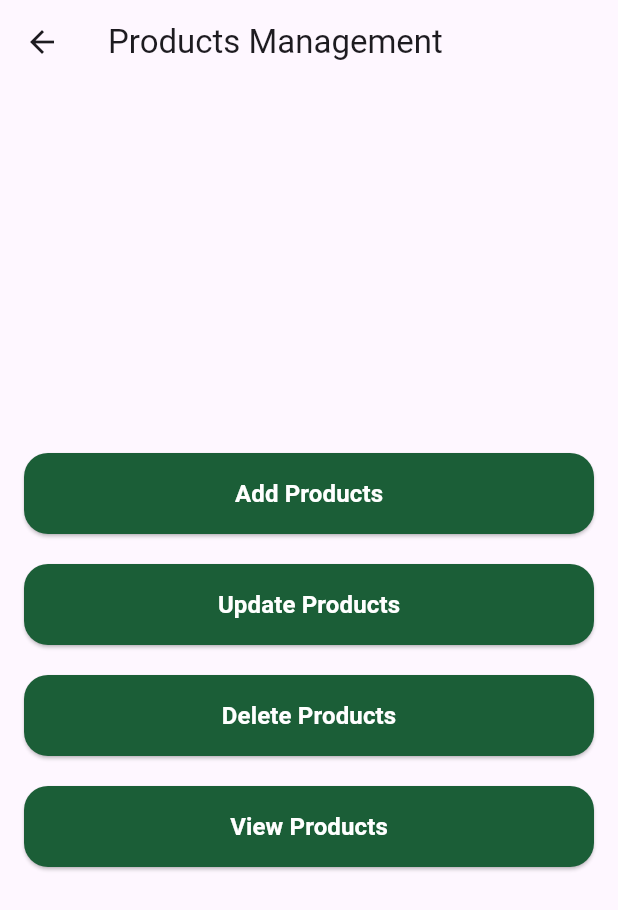
After one commit to MohammedAnwar2/fruits_hub_dashboard, a Flutter app: the screen it shows after launch, after a tap on "Products Management", on a phone screen of 412 x 824 dp. The commit adds this screen. Shown: the top 910 px of the screen. Run offline on Flutter 3.47's test engine with Material 3 defaults, Android fonts, the phone set to English and light mode, and no system bars; our stand-ins replace cloud_firestore, equatable, firebase_core, firebase_storage, flutter_bloc, get_it and 3 more; accounts and stored records are empty; network calls fail; statements that could not run were skipped.

Commit message:
organize the projects feature

```diff
--- a/lib/core/functions/on_generate_route.dart
+++ b/lib/core/functions/on_generate_route.dart
@@ -4,6 +4,7 @@ import 'package:fruits_hub_dashboard/features/dashboard/presentation/pages/dashb
 import 'package:fruits_hub_dashboard/features/orders/presentation/pages/order_archive_view.dart';
 import 'package:fruits_hub_dashboard/features/orders/presentation/pages/order_dashboard_view.dart';
 import 'package:fruits_hub_dashboard/features/orders/presentation/pages/order_pending_view.dart';
+import 'package:fruits_hub_dashboard/features/product_mangement/presentation/pages/poroducts_management_view.dart';
 
 Route<dynamic>? Function(RouteSettings)? onGenerateRoute = (settings) {
   switch (settings.name) {
@@ -17,6 +18,8 @@ Route<dynamic>? Function(RouteSettings)? onGenerateRoute = (settings) {
       return MaterialPageRoute(builder: (_) => const OrderPendingView());
     case OrderArchiveView.routeName:
       return MaterialPageRoute(builder: (_) => const OrderArchiveView());
+    case PoroductsManagementView.routeName:
+      return MaterialPageRoute(builder: (_) => const PoroductsManagementView());
     default:
       return MaterialPageRoute(builder: (_) => const Scaffold());
   }
--- a/lib/core/service/get_it.dart
+++ b/lib/core/service/get_it.dart
@@ -1,12 +1,14 @@
 import 'package:fruits_hub_dashboard/core/repositories/images_repo/image_repo.dart';
 import 'package:fruits_hub_dashboard/core/repositories/images_repo/image_repo_imp.dart';
-import 'package:fruits_hub_dashboard/core/repositories/products_repo/products_repo.dart';
-import 'package:fruits_hub_dashboard/core/repositories/products_repo/products_repo_imp.dart';
+import 'package:fruits_hub_dashboard/features/product_mangement/data/datasource/products_management_datasource.dart';
+import 'package:fruits_hub_dashboard/features/product_mangement/domain/repositories/products_repo.dart';
+import 'package:fruits_hub_dashboard/features/product_mangement/data/repositories/products_repo_imp.dart';
 import 'package:fruits_hub_dashboard/core/service/storage/storage_services.dart';
 import 'package:fruits_hub_dashboard/core/service/storage/supabase_storage.dart';
 import 'package:fruits_hub_dashboard/core/service/store/data_base_services.dart';
 import 'package:fruits_hub_dashboard/core/service/store/firestore_services.dart';
-import 'package:fruits_hub_dashboard/features/product_mangement/presentation/cubit/add_products_cubit.dart';
+import 'package:fruits_hub_dashboard/features/product_mangement/domain/usecase/add_products_usecase.dart';
+import 'package:fruits_hub_dashboard/features/product_mangement/presentation/cubit/add_products_cubit/add_products_cubit.dart';
 import 'package:fruits_hub_dashboard/features/orders/data/datasources/order_dashboard_remote_datasource.dart';
 import 'package:fruits_hub_dashboard/features/orders/data/repositories/order_dashboard_repo_imp.dart';
 import 'package:fruits_hub_dashboard/features/orders/presentation/cubit/orders_dashboard_cubit/orders_dashboard_cubit.dart';
@@ -23,23 +25,33 @@ void _initCoreDependencies() {
   getIt.registerLazySingleton<StorageServices>(() => SupabaseStorage());
   // getIt.registerLazySingleton<StorageServices>(() => FirebaseStorageServices());
   getIt.registerLazySingleton<DataBaseServices>(() => FirestoreServices());
-  getIt.registerLazySingleton<ProductsRepo>(
-      () => ProductsRepoImp(dataBaseServices: getIt<DataBaseServices>()));
+
   getIt.registerLazySingleton<ImageRepo>(
       () => ImageRepoImp(storageServices: getIt<StorageServices>()));
   getIt.registerLazySingleton<Uuid>(() => Uuid());
 }
-
+//
 void _initFeaturesDependencies() {
   _addProductsFeature();
   _ordersDashboardFeature();
 }
 
 void _addProductsFeature() {
-  getIt.registerFactory<AddProductsCubit>(() => AddProductsCubit(
+  //! cubits
+  getIt.registerFactory<ProductsManagementCubit>(() => ProductsManagementCubit(
         imageRepo: getIt<ImageRepo>(),
+        addProductsUsecase: getIt<AddProductsUsecase>(),
+      ));
+  //! usecases
+  getIt.registerLazySingleton<AddProductsUsecase >(() => AddProductsUsecase(
         productsRepo: getIt<ProductsRepo>(),
       ));
+  //! repositories
+     getIt.registerLazySingleton<ProductsRepo>(
+      () => ProductsRepoImp( productsManagementDatasource: getIt<ProductsManagementDatasource>()));
+  //! datasources
+  getIt.registerLazySingleton<ProductsManagementDatasource>(
+      () => ProductsManagementDatasourceImp(dataBaseServices: getIt<DataBaseServices>()));
 }
 
 _ordersDashboardFeature() {
--- a/lib/features/dashboard/presentation/widgets/dashboard_view_body.dart
+++ b/lib/features/dashboard/presentation/widgets/dashboard_view_body.dart
@@ -3,6 +3,7 @@ import 'package:fruits_hub_dashboard/core/utils/app_constants.dart';
 import 'package:fruits_hub_dashboard/core/widgets/custom_button.dart';
 import 'package:fruits_hub_dashboard/features/product_mangement/presentation/pages/add_products_view.dart';
 import 'package:fruits_hub_dashboard/features/orders/presentation/pages/order_dashboard_view.dart';
+import 'package:fruits_hub_dashboard/features/product_mangement/presentation/pages/poroducts_management_view.dart';
 
 class DashboardViewBody extends StatelessWidget {
   const DashboardViewBody({super.key});
@@ -16,9 +17,9 @@ class DashboardViewBody extends StatelessWidget {
           mainAxisAlignment: MainAxisAlignment.center,
           children: [
             CustomButton(
-              text: "Add Data",
+              text: "Products Management",
               onPressed: () {
-                Navigator.pushNamed(context, AddProductsView.routeName);
+                Navigator.pushNamed(context, PoroductsManagementView.routeName);
               },
             ),
             SizedBox(height: 16),
--- /dev/null
+++ b/lib/features/product_mangement/presentation/cubit/update_products_cubit/update_products_cubit.dart
@@ -0,0 +1,8 @@
+import 'package:flutter_bloc/flutter_bloc.dart';
+import 'package:equatable/equatable.dart';
+
+part 'update_products_state.dart';
+
+class UpdateProductsCubit extends Cubit<UpdateProductsState> {
+  UpdateProductsCubit() : super(UpdateProductsInitial());
+}
--- a/lib/features/product_mangement/presentation/pages/add_products_view.dart
+++ b/lib/features/product_mangement/presentation/pages/add_products_view.dart
@@ -2,7 +2,7 @@ import 'package:flutter/material.dart';
 import 'package:flutter_bloc/flutter_bloc.dart';
 import 'package:fruits_hub_dashboard/core/service/get_it.dart';
 import 'package:fruits_hub_dashboard/core/widgets/custom_appbar.dart';
-import 'package:fruits_hub_dashboard/features/product_mangement/presentation/cubit/add_products_cubit.dart';
+import 'package:fruits_hub_dashboard/features/product_mangement/presentation/cubit/add_products_cubit/add_products_cubit.dart';
 import 'package:fruits_hub_dashboard/features/product_mangement/presentation/widgets/add_products_view_body_cunsumer.dart';
 
 class AddProductsView extends StatelessWidget {
@@ -12,7 +12,7 @@ class AddProductsView extends StatelessWidget {
   @override
   Widget build(BuildContext context) {
     return BlocProvider(
-      create: (context) => getIt<AddProductsCubit>(),
+      create: (context) => getIt<ProductsManagementCubit>(),
       child: Scaffold(
         appBar: CustomAppBar(title: 'Add Products'),
         body: AddProductsViewBodyConsumer(),
--- /dev/null
+++ b/lib/features/product_mangement/presentation/pages/poroducts_management_view.dart
@@ -0,0 +1,16 @@
+import 'package:flutter/material.dart';
+import 'package:fruits_hub_dashboard/features/product_mangement/presentation/widgets/products_management_view_body.dart';
+
+class PoroductsManagementView extends StatelessWidget {
+  const PoroductsManagementView({super.key});
+  static const String routeName = "poroductsmanagementview";
+  @override
+  Widget build(BuildContext context) {
+    return Scaffold(
+      appBar: AppBar(
+        title: Text('Products Management'),
+      ),
+      body: PoroductsManagementViewBody(),
+    );
+  }
+}
--- a/lib/features/product_mangement/presentation/widgets/add_products_view_body.dart
+++ b/lib/features/product_mangement/presentation/widgets/add_products_view_body.dart
@@ -8,7 +8,7 @@ import 'package:fruits_hub_dashboard/core/utils/app_constants.dart';
 import 'package:fruits_hub_dashboard/core/widgets/custom_button.dart';
 import 'package:fruits_hub_dashboard/core/widgets/custom_form_field.dart';
 import 'package:fruits_hub_dashboard/features/product_mangement/domain/entities/product_entity.dart';
-import 'package:fruits_hub_dashboard/features/product_mangement/presentation/cubit/add_products_cubit.dart';
+import 'package:fruits_hub_dashboard/features/product_mangement/presentation/cubit/add_products_cubit/add_products_cubit.dart';
 import 'package:fruits_hub_dashboard/features/product_mangement/presentation/widgets/image_field.dart';
 import 'package:fruits_hub_dashboard/features/product_mangement/presentation/widgets/is_feature_check_box.dart';
 import 'package:fruits_hub_dashboard/features/product_mangement/presentation/widgets/is_organic_check_box.dart';
@@ -138,7 +138,7 @@ class _AddProductsViewBodyState extends State<AddProductsViewBody> {
                               int.parse(numberOfColoriesController.text),
                           isOrganic: isOrganic);
                       context
-                          .read<AddProductsCubit>()
+                          .read<ProductsManagementCubit>()
                           .addProduct(addProductEntities: inputEntity);
                     } else {
                       autovalidateMode = AutovalidateMode.always;
--- a/lib/features/product_mangement/presentation/widgets/add_products_view_body_cunsumer.dart
+++ b/lib/features/product_mangement/presentation/widgets/add_products_view_body_cunsumer.dart
@@ -3,7 +3,7 @@ import 'package:flutter_bloc/flutter_bloc.dart';
 import 'package:fruits_hub_dashboard/core/functions/show_evect_event_message.dart';
 import 'package:fruits_hub_dashboard/core/utils/app_colors.dart';
 import 'package:fruits_hub_dashboard/core/utils/custom_model_progress_indecator.dart';
-import 'package:fruits_hub_dashboard/features/product_mangement/presentation/cubit/add_products_cubit.dart';
+import 'package:fruits_hub_dashboard/features/product_mangement/presentation/cubit/add_products_cubit/add_products_cubit.dart';
 import 'package:fruits_hub_dashboard/features/product_mangement/presentation/widgets/add_products_view_body.dart';
 
 class AddProductsViewBodyConsumer extends StatelessWidget {
@@ -13,7 +13,7 @@ class AddProductsViewBodyConsumer extends StatelessWidget {
 
   @override
   Widget build(BuildContext context) {
-    return BlocConsumer<AddProductsCubit, AddProductsState>(
+    return BlocConsumer<ProductsManagementCubit, AddProductsState>(
       listener: (context, state) {
         if (state is AddProductsSuccess) {
           showEffectEventMessage(context, 'Product Added Successfully');
--- /dev/null
+++ b/lib/features/product_mangement/presentation/widgets/products_management_view_body.dart
@@ -0,0 +1,45 @@
+import 'package:flutter/material.dart';
+import 'package:fruits_hub_dashboard/core/widgets/custom_button.dart';
+
+class PoroductsManagementViewBody extends StatelessWidget {
+  const PoroductsManagementViewBody({
+    super.key,
+  });
+
+  @override
+  Widget build(BuildContext context) {
+    return Padding(
+      padding: const EdgeInsets.symmetric(horizontal: 16),
+      child: Column(
+        mainAxisAlignment:    MainAxisAlignment.center,
+        spacing: 20,
+        children: [
+         CustomButton(
+                text: "Add Products",
+                onPressed: () {
+                  Navigator.pushNamed(context,'');
+                },
+              ),
+         CustomButton(
+                text: "Update Products",
+                onPressed: () {
+                  Navigator.pushNamed(context,'');
+                },
+              ),
+         CustomButton(
+                text: "Delete Products",
+                onPressed: () {
+                  Navigator.pushNamed(context,'');
+                },
+              ),
+         CustomButton(
+                text: "View Products",
+                onPressed: () {
+                  Navigator.pushNamed(context,'');
+                },
+              ),
+        ],
+      ),
+    );
+  }
+}
```
Also changed, not shown: lib/core/repositories/products_repo/products_repo_imp.dart (deleted, +0 -24 lines), lib/core/utils/use_case.dart (added, +9 -0 lines), lib/features/dashboard/presentation/cubit/dashboard_cubit.dart (deleted, +0 -7 lines), lib/features/dashboard/presentation/cubit/dashboard_state.dart (deleted, +0 -7 lines), lib/features/product_mangement/data/datasource/products_management_datasource.dart (added, +40 -0 lines), lib/features/product_mangement/data/repositories/products_repo_imp.dart (added, +28 -0 lines), lib/features/product_mangement/domain/usecase/add_products_usecase.dart (added, +14 -0 lines), lib/features/product_mangement/presentation/cubit/add_products_cubit/add_products_cubit.dart (renamed from lib/features/product_mangement/presentation/cubit/add_products_cubit.dart, +5 -6 lines), lib/features/product_mangement/presentation/cubit/update_products_cubit/update_products_state.dart (added, +10 -0 lines), lib/features/product_mangement/domain/repositories/products_repo.dart (renamed from lib/core/repositories/products_repo/products_repo.dart), lib/features/product_mangement/presentation/cubit/add_products_cubit/add_products_state.dart (renamed from lib/features/product_mangement/presentation/cubit/add_products_state.dart).
